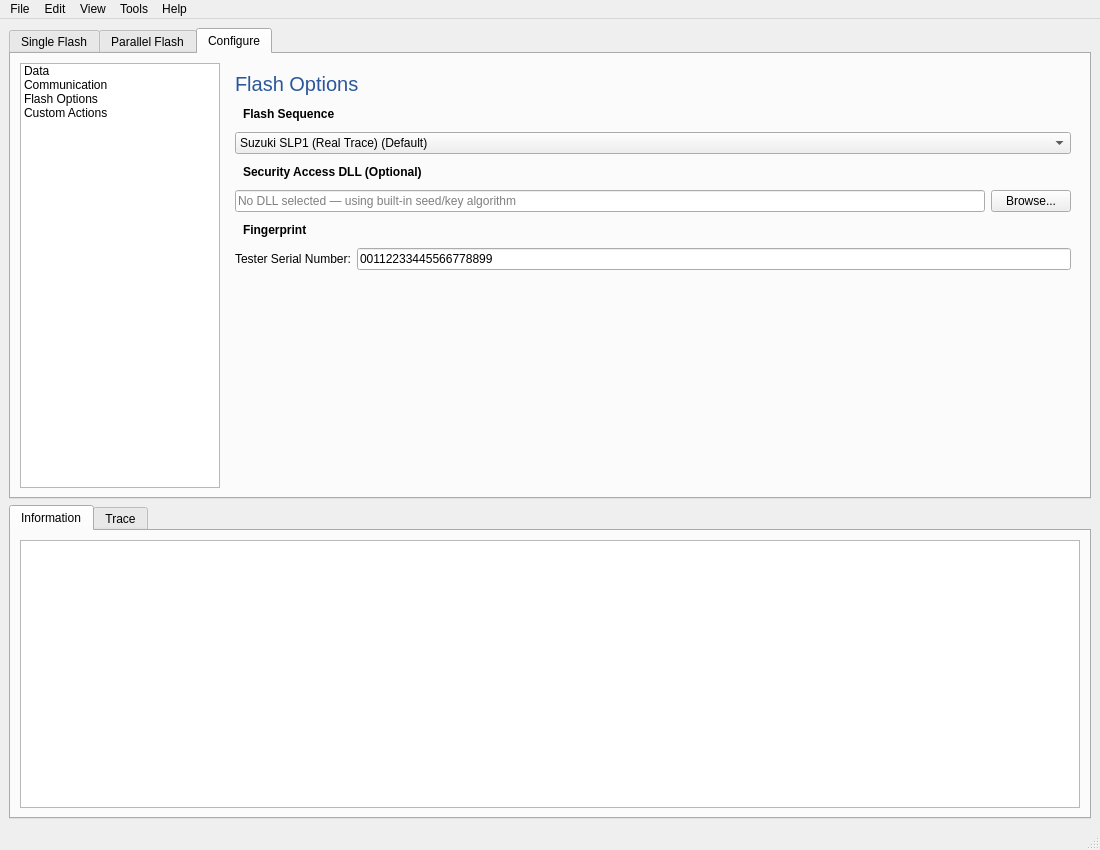
The window that gui/main_window.ui (phuctm012/ECU-Flashing-Tool) describes before a commit, drawn with Qt 5.
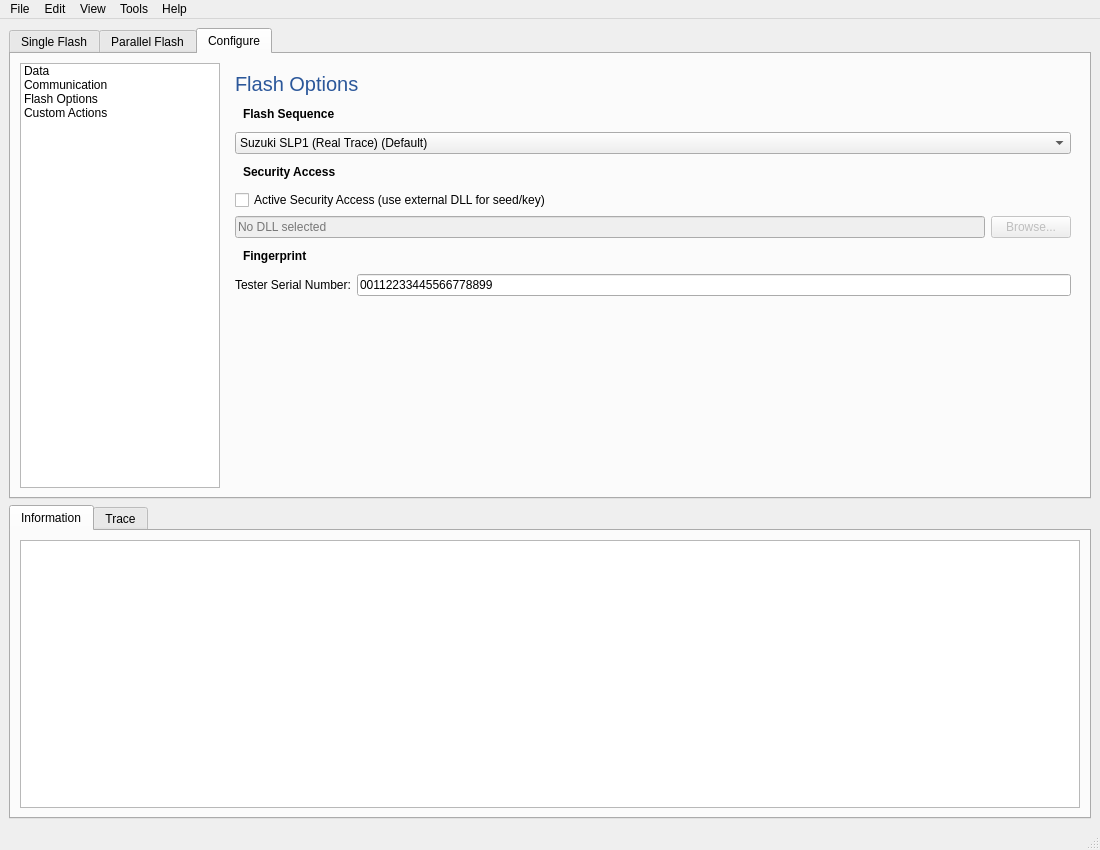
The same window after the commit. The open tabs and pages were chosen to show the change.

Commit message: Add Active Security Access checkbox, fix Parallel Flash GIL/Qt-mutex deadlock, bump to v3.0

The edit to the form file:
```diff
--- a/gui/main_window.ui
+++ b/gui/main_window.ui
@@ -740,7 +740,17 @@
                 <string notr="true">padding: 5px; font-weight: bold;</string>
                </property>
                <property name="text">
-                <string>Security Access DLL (Optional)</string>
+                <string>Security Access</string>
+               </property>
+              </widget>
+             </item>
+             <item>
+              <widget class="QCheckBox" name="checkBoxSecurityAccess">
+               <property name="toolTip">
+                <string>Ticked: SecurityAccess (0x27) keys are computed by the external DLL selected below (real hardware only). Unticked: the built-in dummy seed/key algorithm is used.</string>
+               </property>
+               <property name="text">
+                <string>Active Security Access (use external DLL for seed/key)</string>
                </property>
               </widget>
              </item>
@@ -748,16 +758,22 @@
               <layout class="QHBoxLayout" name="horizontalLayout_securityDll">
                <item>
                 <widget class="QLineEdit" name="lineEditSecurityDll">
+                 <property name="enabled">
+                  <bool>false</bool>
+                 </property>
                  <property name="readOnly">
                   <bool>true</bool>
                  </property>
                  <property name="placeholderText">
-                  <string>No DLL selected — using built-in seed/key algorithm</string>
+                  <string>No DLL selected</string>
                  </property>
                 </widget>
                </item>
                <item>
                 <widget class="QPushButton" name="buttonBrowseSecurityDll">
+                 <property name="enabled">
+                  <bool>false</bool>
+                 </property>
                  <property name="text">
                   <string>Browse...</string>
                  </property>
```
The commit also changes 24 other files.
